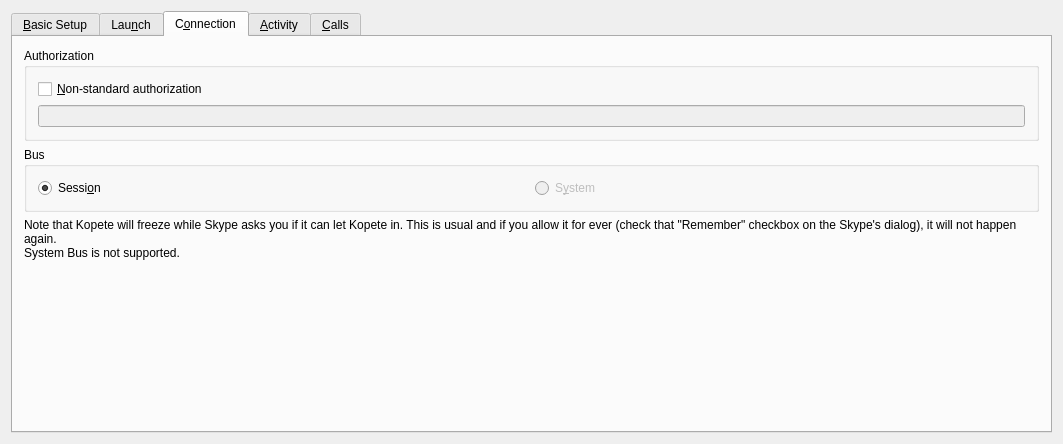
Above: protocols/skype/ui/skypeeditaccountbase.ui from KDE/kopete before the change. Below: the same form after it.
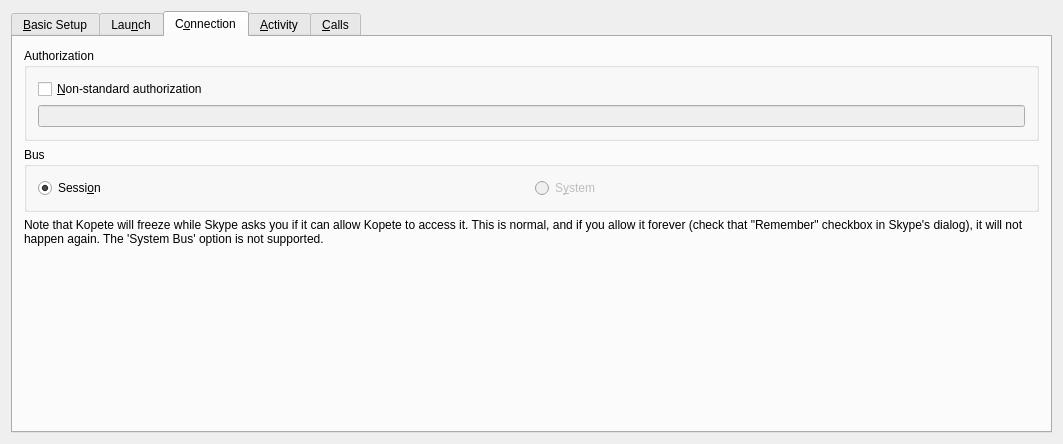
That is the form after the change. The open tabs and pages were chosen to show the change. Custom widgets are drawn as their Qt base class.

```diff
--- a/protocols/skype/ui/skypeeditaccountbase.ui
+++ b/protocols/skype/ui/skypeeditaccountbase.ui
@@ -419,8 +419,7 @@
        <item>
         <widget class="QLabel" name="textLabel1_2" >
          <property name="text" >
-          <string>Note that Kopete will freeze while Skype asks you if it can let Kopete in. This is usual and if you allow it for ever (check that "Remember" checkbox on the Skype's dialog), it will not happen again.
-System Bus is not supported.</string>
+          <string>Note that Kopete will freeze while Skype asks you if it can allow Kopete to access it. This is normal, and if you allow it forever (check that "Remember" checkbox in Skype's dialog), it will not happen again. The 'System Bus' option is not supported.</string>
          </property>
          <property name="alignment" >
           <set>Qt::AlignVCenter</set>
```
Left out of the diff: 37 changed lines with no effect on the pictures.
